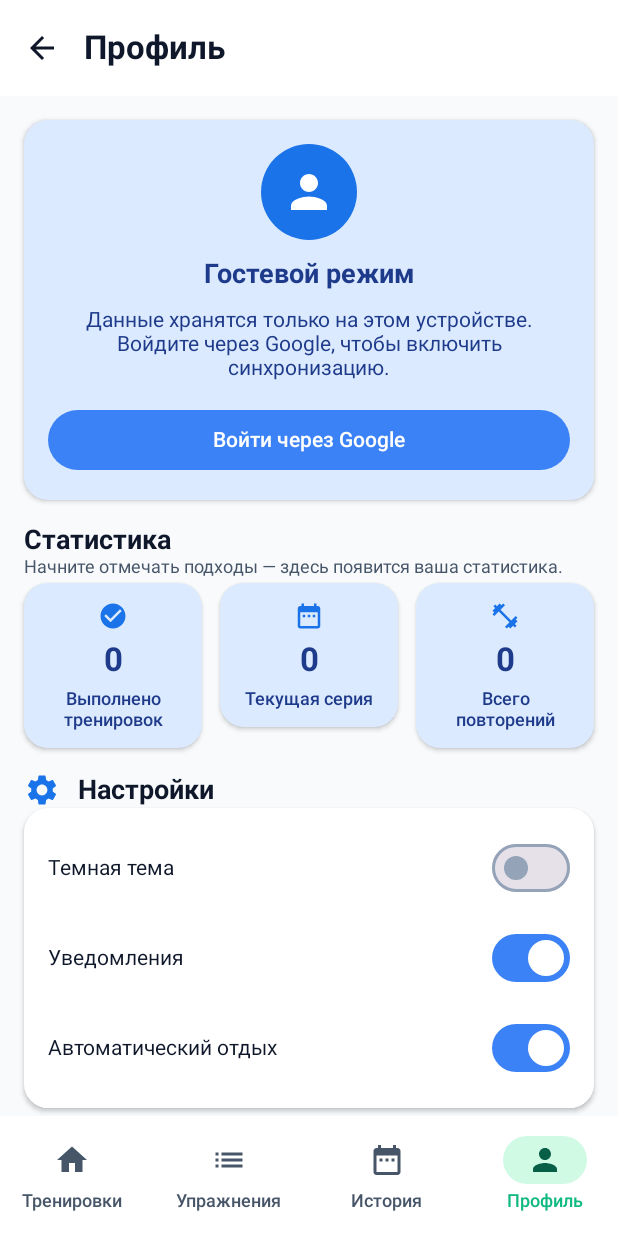
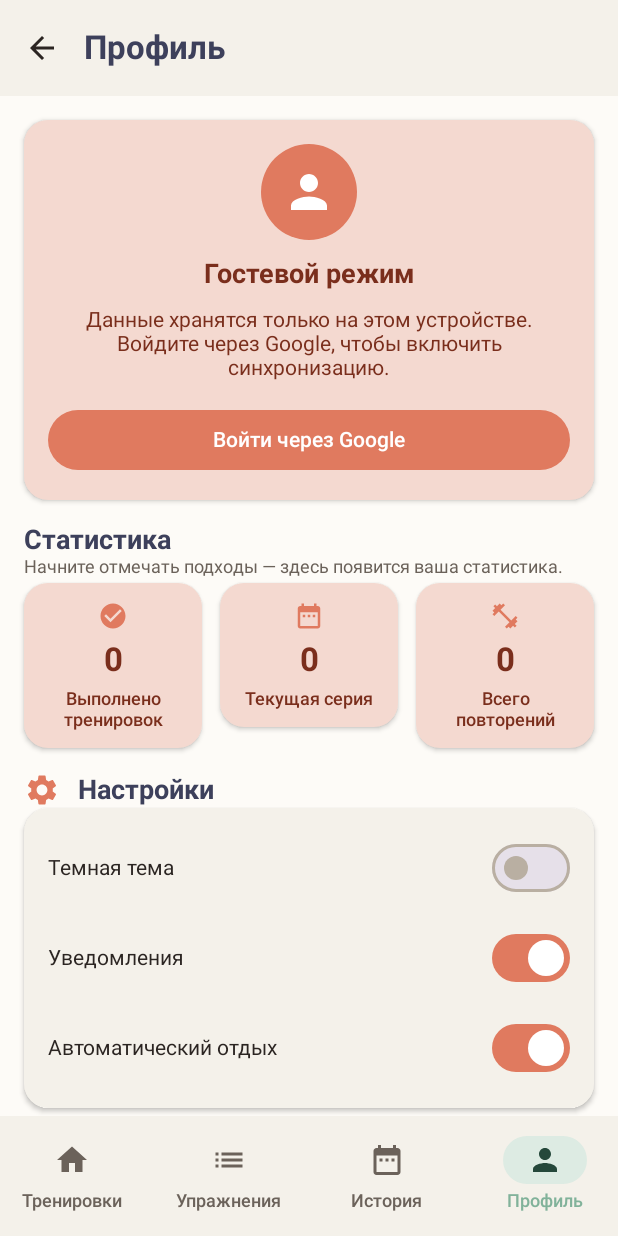
Before and after one commit to nymphernus/setly, an Android app built with Jetpack Compose: the screen it shows after launch (MainActivity), item 4 of the bottom bar chosen, on a phone screen of 412 x 824 dp. Run offline under Robolectric (Android 15) with nearby library versions, the phone set to English and light mode, and no system bars; our stand-ins replace Firebase (no records; nobody signed in at launch, a user with empty details on screens opened directly), Room's generated code; 1 statement that could not run was skipped.

Commit message:
style: warm sand and terracotta palette, new icon and release build

```diff
--- a/app/src/main/java/com/nmph/setly/data/settings/AppSettings.kt
+++ b/app/src/main/java/com/nmph/setly/data/settings/AppSettings.kt
@@ -1,7 +1,6 @@
 package com.nmph.setly.data.settings
 
 import android.content.Context
-import android.content.res.Configuration
 import kotlinx.coroutines.flow.MutableStateFlow
 import kotlinx.coroutines.flow.StateFlow
 
@@ -9,14 +8,8 @@ import kotlinx.coroutines.flow.StateFlow
 class AppSettings(context: Context) {
     private val prefs = context.applicationContext
         .getSharedPreferences(PREFS_NAME, Context.MODE_PRIVATE)
-    private val systemDark = when (
-        context.resources.configuration.uiMode and Configuration.UI_MODE_NIGHT_MASK
-    ) {
-        Configuration.UI_MODE_NIGHT_YES -> true
-        else -> false
-    }
-
-    private val _darkTheme = MutableStateFlow(prefs.getBoolean(KEY_DARK_THEME, systemDark))
+    // Новая фирменная палитра по умолчанию светлая; тёмная включается только вручную.
+    private val _darkTheme = MutableStateFlow(prefs.getBoolean(KEY_DARK_THEME, false))
     val darkTheme: StateFlow<Boolean> = _darkTheme
 
     private val _notificationsEnabled = MutableStateFlow(
--- a/app/src/main/java/com/nmph/setly/ui/HomeScreen.kt
+++ b/app/src/main/java/com/nmph/setly/ui/HomeScreen.kt
@@ -79,6 +79,7 @@ fun HomeScreen(
                     Text(
                         "Мои тренировки",
                         style = MaterialTheme.typography.titleLarge,
+                        color = MaterialTheme.colorScheme.tertiary,
                     )
                 },
                 actions = {
@@ -176,6 +177,7 @@ private fun WorkoutCard(
                         Text(
                             item.workout.name,
                             style = MaterialTheme.typography.titleMedium,
+                            color = MaterialTheme.colorScheme.tertiary,
                         )
                         Text(
                             "Период: ${item.workout.periodDays} дней · Упражнений: ${item.exercises.size}",
@@ -235,13 +237,13 @@ private fun WorkoutCard(
                     Text(
                         "${(progress * 100).toInt()}%",
                         style = MaterialTheme.typography.labelMedium,
-                        color = MaterialTheme.colorScheme.primary,
+                        color = MaterialTheme.colorScheme.secondary,
                     )
                 }
                 LinearProgressIndicator(
                     progress = { progress },
                     modifier = Modifier.fillMaxWidth(),
-                    color = MaterialTheme.colorScheme.primary,
+                    color = MaterialTheme.colorScheme.secondary,
                     trackColor = MaterialTheme.colorScheme.surfaceVariant,
                 )
             }
--- a/app/src/main/java/com/nmph/setly/ui/ProfileScreen.kt
+++ b/app/src/main/java/com/nmph/setly/ui/ProfileScreen.kt
@@ -45,7 +45,7 @@ import androidx.compose.ui.text.style.TextAlign
 import androidx.compose.ui.unit.dp
 import com.nmph.setly.ui.theme.AppCards
 import com.nmph.setly.ui.theme.AppSpacing
-import com.nmph.setly.ui.theme.IconBlue
+import com.nmph.setly.ui.theme.IconAccent
 import com.nmph.setly.ui.viewmodel.ProfileStats
 import java.time.Instant
 import java.time.ZoneId
@@ -88,7 +88,13 @@ fun ProfileScreen(
         snackbarHost = { SnackbarHost(snackbarHostState) },
         topBar = {
             TopAppBar(
-                title = { Text("Профиль", style = MaterialTheme.typography.titleLarge) },
+                title = {
+                    Text(
+                        "Профиль",
+                        style = MaterialTheme.typography.titleLarge,
+                        color = MaterialTheme.colorScheme.tertiary,
+                    )
+                },
                 navigationIcon = {
                     IconButton(onClick = onBack) {
                         Icon(
@@ -116,7 +122,7 @@ fun ProfileScreen(
                                 modifier = Modifier
                                     .size(64.dp)
                                     .clip(CircleShape)
-                                    .background(IconBlue),
+                                    .background(IconAccent),
                                 contentAlignment = Alignment.Center,
                             ) {
                                 Text(
@@ -165,7 +171,7 @@ fun ProfileScreen(
                                 modifier = Modifier
                                     .size(64.dp)
                                     .clip(CircleShape)
-                                    .background(IconBlue),
+                                    .background(IconAccent),
                                 contentAlignment = Alignment.Center,
                             ) {
                                 Icon(
@@ -198,7 +204,11 @@ fun ProfileScreen(
 
             // Статистика
             item {
-                Text("Статистика", style = MaterialTheme.typography.titleMedium)
+                Text(
+                    "Статистика",
+                    style = MaterialTheme.typography.titleMedium,
+                    color = MaterialTheme.colorScheme.tertiary,
+                )
                 if (stats.completedWorkouts == 0 && stats.streakDays == 0 && stats.totalSets == 0) {
                     Text(
                         "Начните отмечать подходы — здесь появится ваша статистика.",
@@ -237,11 +247,12 @@ fun ProfileScreen(
                     Icon(
                         Icons.Default.Settings,
                         contentDescription = null,
-                        tint = IconBlue,
+                        tint = IconAccent,
                     )
                     Text(
                         "Настройки",
                         style = MaterialTheme.typography.titleMedium,
+                        color = MaterialTheme.colorScheme.tertiary,
                         modifier = Modifier.padding(start = AppSpacing.CardInner),
                     )
                 }
@@ -258,7 +269,11 @@ fun ProfileScreen(
 
             // Синхронизация
             item {
-                Text("Синхронизация", style = MaterialTheme.typography.titleMedium)
+                Text(
+                    "Синхронизация",
+                    style = MaterialTheme.typography.titleMedium,
+                    color = MaterialTheme.colorScheme.tertiary,
+                )
                 SectionCard {
                     Text(syncText, style = MaterialTheme.typography.bodyMedium)
                     Button(
@@ -337,7 +352,7 @@ private fun StatCard(
                 icon,
                 contentDescription = null,
                 modifier = Modifier.size(20.dp),
-                tint = IconBlue,
+                tint = IconAccent,
             )
             Text(
                 value,
--- a/app/src/main/java/com/nmph/setly/ui/TodayScreen.kt
+++ b/app/src/main/java/com/nmph/setly/ui/TodayScreen.kt
@@ -136,7 +136,7 @@ private fun TodayExerciseRow(
 ) {
     val done = item.isDone
     val rowColor by animateColorAsState(
-        targetValue = if (done) MaterialTheme.colorScheme.primaryContainer
+        targetValue = if (done) MaterialTheme.colorScheme.secondaryContainer
         else MaterialTheme.colorScheme.surface,
         animationSpec = tween(250),
         label = "exerciseRowColor",
--- a/app/src/main/java/com/nmph/setly/ui/theme/Theme.kt
+++ b/app/src/main/java/com/nmph/setly/ui/theme/Theme.kt
@@ -1,6 +1,5 @@
 package com.nmph.setly.ui.theme
 
-import androidx.compose.foundation.isSystemInDarkTheme
 import androidx.compose.foundation.shape.RoundedCornerShape
 import androidx.compose.material3.MaterialTheme
 import androidx.compose.material3.Shapes
@@ -14,13 +13,18 @@ import androidx.compose.ui.text.font.FontWeight
 import androidx.compose.ui.unit.dp
 import androidx.compose.ui.unit.sp
 
-private val Blue = Color(0xFF3B82F6)
-private val Green = Color(0xFF10B981)
-private val Amber = Color(0xFFF59E0B)
-private val Red = Color(0xFFEF4444)
+/** Палитра «Тёплый песок и Терракота». */
+private val Terracotta = Color(0xFFE07A5F)
+private val DarkTerracotta = Color(0xFFC8553D)
+private val Sage = Color(0xFF81B29A)
+private val Ink = Color(0xFF3D405B)
+private val InkLight = Color(0xFFB8BAD0) // осветлённые чернила для читаемости в тёмной теме
+private val Coffee = Color(0xFF2B2522)
+private val Sand = Color(0xFFFDFBF7)
+private val SandSurface = Color(0xFFF4F1EA)
 
-/** Акцентный фон иконок (синий Google-оттенок). */
-val IconBlue = Color(0xFF1A73E8)
+/** Акцент фона аватаров и иконок в новой палитре. */
+val IconAccent = Terracotta
 
 /** Единые отступы: 16.dp между блоками, 12.dp внутри карточек. */
 object AppSpacing {
@@ -35,55 +39,55 @@ object AppCards {
 }
 
 private val LightColors = lightColorScheme(
-    primary = Blue,
+    primary = Terracotta,
     onPrimary = Color.White,
-    primaryContainer = Color(0xFFDBEAFE),
-    onPrimaryContainer = Color(0xFF1E3A8A),
-    secondary = Green,
-    onSecondary = Color.White,
-    secondaryContainer = Color(0xFFD1FAE5),
-    onSecondaryContainer = Color(0xFF065F46),
-    tertiary = Amber,
-    onTertiary = Color(0xFF1F2937),
-    tertiaryContainer = Color(0xFFFEF3C7),
-    onTertiaryContainer = Color(0xFF92400E),
-    error = Red,
+    primaryContainer = Color(0xFFF4D9D0),
+    onPrimaryContainer = Color(0xFF7A2E1C),
+    secondary = Sage,
+    onSecondary = Coffee,
+    secondaryContainer = Color(0xFFDDEBE3),
+    onSecondaryContainer = Color(0xFF25483B),
+    tertiary = Ink,
+    onTertiary = Sand,
+    tertiaryContainer = Color(0xFFE8E7EF),
+    onTertiaryContainer = Ink,
+    error = DarkTerracotta,
     onError = Color.White,
-    errorContainer = Color(0xFFFEE2E2),
-    onErrorContainer = Color(0xFF991B1B),
-    background = Color(0xFFF8FAFC),
-    onBackground = Color(0xFF0F172A),
-    surface = Color.White,
-    onSurface = Color(0xFF0F172A),
-    surfaceVariant = Color(0xFFE2E8F0),
-    onSurfaceVariant = Color(0xFF475569),
-    outline = Color(0xFF94A3B8),
+    errorContainer = Color(0xFFF6DDD7),
+    onErrorContainer = Color(0xFF7A2E1C),
+    background = Sand,
+    onBackground = Coffee,
+    surface = SandSurface,
+    onSurface = Coffee,
+    surfaceVariant = Color(0xFFE9E3D8),
+    onSurfaceVariant = Color(0xFF6B625A),
+    outline = Color(0xFFB9AFA2),
 )
 
 private val DarkColors = darkColorScheme(
-    primary = Color(0xFF60A5FA),
-    onPrimary = Color(0xFF0F172A),
-    primaryContainer = Color(0xFF1E3A8A),
-    onPrimaryContainer = Color(0xFFDBEAFE),
-    secondary = Color(0xFF34D399),
-    onSecondary = Color(0xFF052E24),
-    secondaryContainer = Color(0xFF065F46),
-    onSecondaryContainer = Color(0xFFD1FAE5),
-    tertiary = Color(0xFFFBBF24),
-    onTertiary = Color(0xFF1F2937),
-    tertiaryContainer = Color(0xFF92400E),
-    onTertiaryContainer = Color(0xFFFEF3C7),
-    error = Color(0xFFF87171),
-    onError = Color(0xFF450A0A),
-    errorContainer = Color(0xFF991B1B),
-    onErrorContainer = Color(0xFFFEE2E2),
-    background = Color(0xFF0B1120),
-    onBackground = Color(0xFFE2E8F0),
-    surface = Color(0xFF111827),
-    onSurface = Color(0xFFE2E8F0),
-    surfaceVariant = Color(0xFF1E293B),
-    onSurfaceVariant = Color(0xFFCBD5E1),
-    outline = Color(0xFF64748B),
+    primary = Terracotta,
+    onPrimary = Color.White,
+    primaryContainer = Color(0xFF7A3B2B),
+    onPrimaryContainer = Sand,
+    secondary = Sage,
+    onSecondary = Coffee,
+    secondaryContainer = Color(0xFF3F5C4E),
+    onSecondaryContainer = Sand,
+    tertiary = InkLight,
+    onTertiary = Coffee,
+    tertiaryContainer = Color(0xFF3D405B),
+    onTertiaryContainer = Sand,
+    error = DarkTerracotta,
+    onError = Color.White,
+    errorContainer = Color(0xFF7A2E1C),
+    onErrorContainer = Sand,
+    background = Coffee,
+    onBackground = Sand,
+    surface = Color(0xFF3D3835),
+    onSurface = Sand,
+    surfaceVariant = Color(0xFF4A4340),
+    onSurfaceVariant = Color(0xFFD9D0C7),
+    outline = Color(0xFF6F655E),
 )
 
 private val AppShapes = Shapes(
@@ -110,10 +114,10 @@ private val AppTypography = Typography().copy(
 
 @Composable
 fun SetlyTheme(
-    darkTheme: Boolean = isSystemInDarkTheme(),
+    // Приложение по умолчанию открывается в светлой теме «Тёплый песок».
+    darkTheme: Boolean = false,
     content: @Composable () -> Unit,
 ) {
-    // Цветовая схема выбирается системной темой до появления пользовательских настроек.
     val colors = if (darkTheme) DarkColors else LightColors
     MaterialTheme(
         colorScheme = colors,
--- a/app/src/main/res/drawable/ic_launcher_background.xml
+++ b/app/src/main/res/drawable/ic_launcher_background.xml
@@ -5,6 +5,6 @@
     android:viewportWidth="108"
     android:viewportHeight="108">
     <path
-        android:fillColor="#1A73E8"
+        android:fillColor="#E07A5F"
         android:pathData="M0,0h108v108h-108z" />
 </vector>
--- a/app/src/main/res/drawable/ic_launcher_foreground.xml
+++ b/app/src/main/res/drawable/ic_launcher_foreground.xml
@@ -1,55 +1,28 @@
 <?xml version="1.0" encoding="utf-8"?>
-<!-- Setly: гантель и галочка в безопасной зоне адаптивной иконки. Фон прозрачный. -->
+<!-- Setly: минималистичный лотос — природа, рост и цикличность тренировок. -->
 <vector xmlns:android="http://schemas.android.com/apk/res/android"
     android:width="108dp"
     android:height="108dp"
     android:viewportWidth="108"
     android:viewportHeight="108">
 
-    <!-- Левый торцевой колпачок -->
+    <!-- Центральный лепесток -->
     <path
-        android:fillColor="#BBDEFB"
-        android:pathData="M25,46h3a2,2 0 0,1 2,2v12a2,2 0 0,1 -2,2h-3a2,2 0 0,1 -2,-2v-12a2,2 0 0,1 2,-2z" />
+        android:fillColor="#FDFBF7"
+        android:pathData="M54,28 C63,42 68,53 68,61 C68,70 62,77 54,77 C46,77 40,70 40,61 C40,53 45,42 54,28 Z" />
 
-    <!-- Левая большая пластина -->
+    <!-- Левый лепесток -->
     <path
-        android:fillColor="#FFFFFF"
-        android:pathData="M30,38h6a4,4 0 0,1 4,4v24a4,4 0 0,1 -4,4h-6a4,4 0 0,1 -4,-4v-24a4,4 0 0,1 4,-4z" />
+        android:fillColor="#FDFBF7"
+        android:pathData="M51,75 C40,73 29,64 27,52 C40,52 49,61 51,75 Z" />
 
-    <!-- Левая внутренняя пластина (Primary темы) -->
+    <!-- Правый лепесток -->
     <path
-        android:fillColor="#3B82F6"
-        android:pathData="M40,44h4a3,3 0 0,1 3,3v14a3,3 0 0,1 -3,3h-4a3,3 0 0,1 -3,-3v-14a3,3 0 0,1 3,-3z" />
+        android:fillColor="#FDFBF7"
+        android:pathData="M57,75 C68,73 79,64 81,52 C68,52 59,61 57,75 Z" />
 
-    <!-- Гриф -->
+    <!-- Шалфейная точка-блик у основания -->
     <path
-        android:fillColor="#FFFFFF"
-        android:pathData="M46,51h16a3,3 0 0,1 0,6h-16a3,3 0 0,1 0,-6z" />
-
-    <!-- Правая внутренняя пластина (Primary темы) -->
-    <path
-        android:fillColor="#3B82F6"
-        android:pathData="M61,44h4a3,3 0 0,1 3,3v14a3,3 0 0,1 -3,3h-4a3,3 0 0,1 -3,-3v-14a3,3 0 0,1 3,-3z" />
-
-    <!-- Правая большая пластина -->
-    <path
-        android:fillColor="#FFFFFF"
-        android:pathData="M68,38h6a4,4 0 0,1 4,4v24a4,4 0 0,1 -4,4h-6a4,4 0 0,1 -4,-4v-24a4,4 0 0,1 4,-4z" />
-
-    <!-- Правый торцевой колпачок -->
-    <path
-        android:fillColor="#BBDEFB"
-        android:pathData="M78,46h3a2,2 0 0,1 2,2v12a2,2 0 0,1 -2,2h-3a2,2 0 0,1 -2,-2v-12a2,2 0 0,1 2,-2z" />
-
-    <!-- Значок Setly: галочка по центру грифа -->
-    <path
-        android:fillColor="#3B82F6"
-        android:pathData="M54,47a7,7 0 1,0 0,14a7,7 0 1,0 0,-14z" />
-    <path
-        android:fillColor="#00000000"
-        android:strokeColor="#FFFFFF"
-        android:strokeWidth="2.6"
-        android:strokeLineCap="round"
-        android:strokeLineJoin="round"
-        android:pathData="M50.5,54.2L53.2,56.9L57.8,51.6" />
+        android:fillColor="#81B29A"
+        android:pathData="M54,64 C56.8,64 59,66.2 59,69 C59,71.8 56.8,74 54,74 C51.2,74 49,71.8 49,69 C49,66.2 51.2,64 54,64 Z" />
 </vector>
```
Also changed, not shown: app/src/main/java/com/nmph/setly/ui/ExerciseScreen.kt (+8 -1 lines), app/src/main/java/com/nmph/setly/ui/HistoryScreen.kt (+12 -2 lines), app/src/main/java/com/nmph/setly/ui/WorkoutDetailScreen.kt (+5 -3 lines), app/src/main/java/com/nmph/setly/ui/components/WorkoutComponents.kt (+8 -8 lines), app/src/main/res/drawable/ic_launcher_monochrome.xml (+5 -14 lines), app/src/main/res/values/colors.xml (+11 -6 lines).
